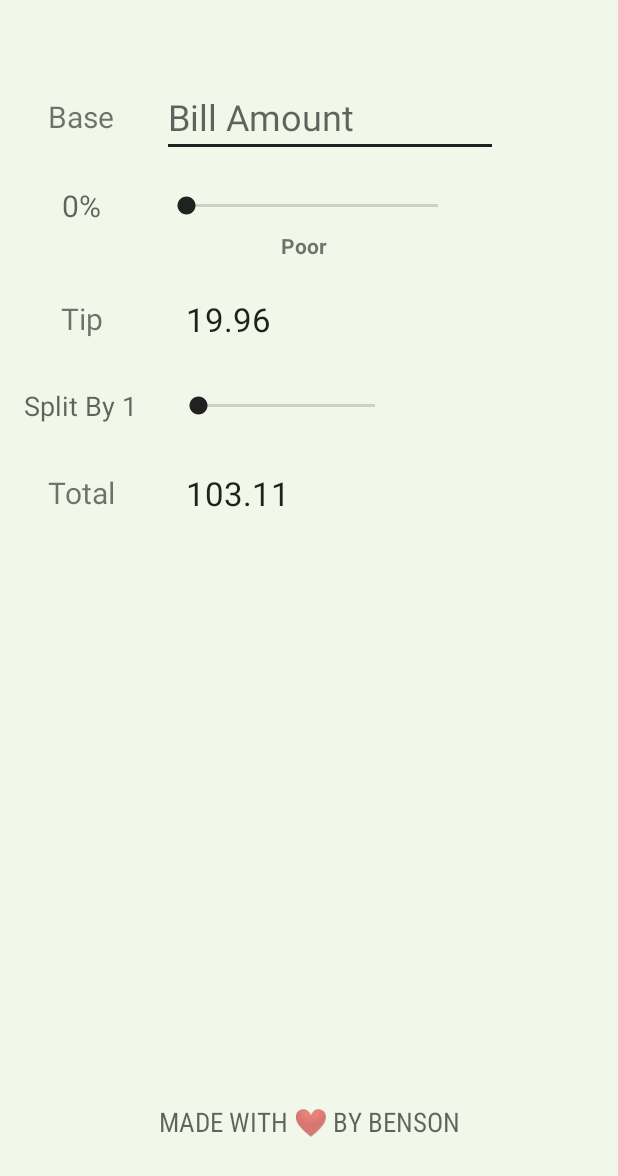
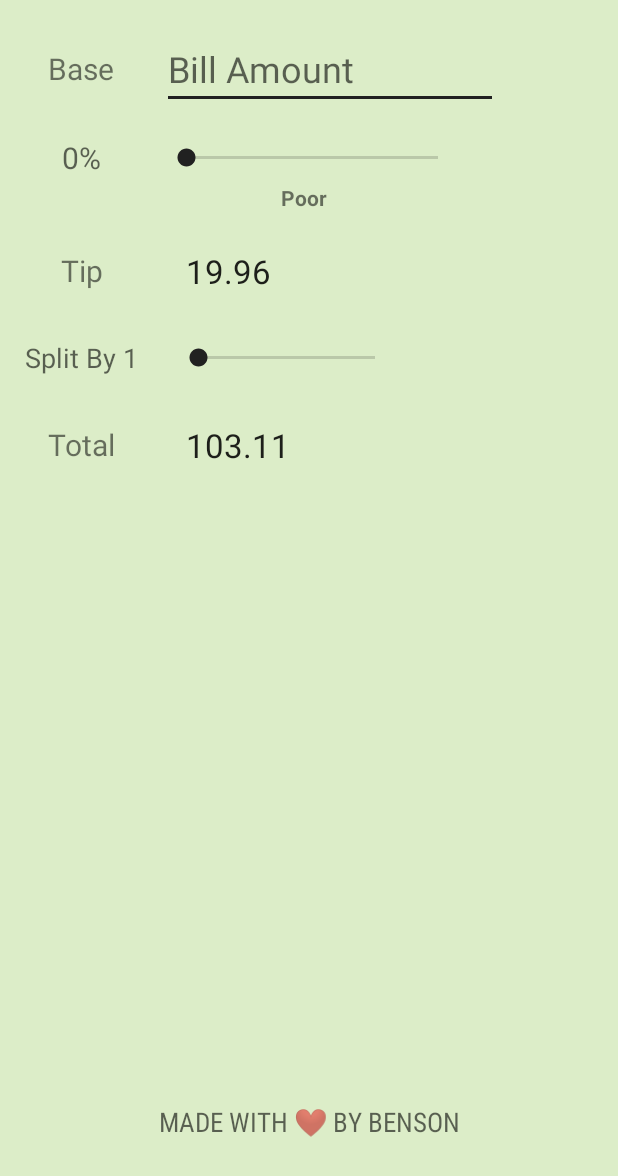
Before and after one commit to bsebastian96/EasyTippepr, an Android app: the layout activity_main.xml on its own in the app's theme, with its tools: preview values and no code run, on a phone screen of 412 x 824 dp. Shown: the top 1176 px of the screen. Run offline under Robolectric (Android 15) with nearby library versions, the phone set to English and light mode, and no system bars.

Commit message:
Few UI changes

```diff
--- a/app/src/main/res/layout/activity_main.xml
+++ b/app/src/main/res/layout/activity_main.xml
@@ -14,7 +14,7 @@
             android:layout_width="wrap_content"
             android:layout_height="wrap_content"
             android:layout_marginStart="32dp"
-            android:layout_marginTop="64dp"
+            android:layout_marginTop="32dp"
             android:text="@string/base"
             android:textSize="20sp"
             app:layout_constraintStart_toStartOf="parent"
@@ -140,12 +140,12 @@
 
         <TextView
             android:id="@+id/tvSplitBy"
-            android:layout_width="wrap_content"
-            android:layout_height="wrap_content"
+            android:layout_width="84dp"
+            android:layout_height="0dp"
             android:layout_marginStart="48dp"
             android:layout_marginTop="32dp"
-            android:ems="4"
             android:text="@string/split_by_1"
+            android:textAlignment="viewStart"
             android:textAppearance="@style/TextAppearance.AppCompat.Medium"
             app:layout_constraintEnd_toEndOf="@+id/tvTipText"
             app:layout_constraintStart_toStartOf="parent"
--- a/app/src/main/res/values/colors.xml
+++ b/app/src/main/res/values/colors.xml
@@ -9,7 +9,7 @@
     <color name="white">#FFFFFFFF</color>
 
     <color name="primaryColor">#2e7d32</color>
-    <color name="primaryLightColor">#f1f8e9</color>
+    <color name="primaryLightColor">#dcedc8</color>
     <color name="primaryDarkColor">#005005</color>
     <color name="secondaryColor">#212121</color>
     <color name="secondaryLightColor">#484848</color>
```
Also changed, not shown: 1 other file.
